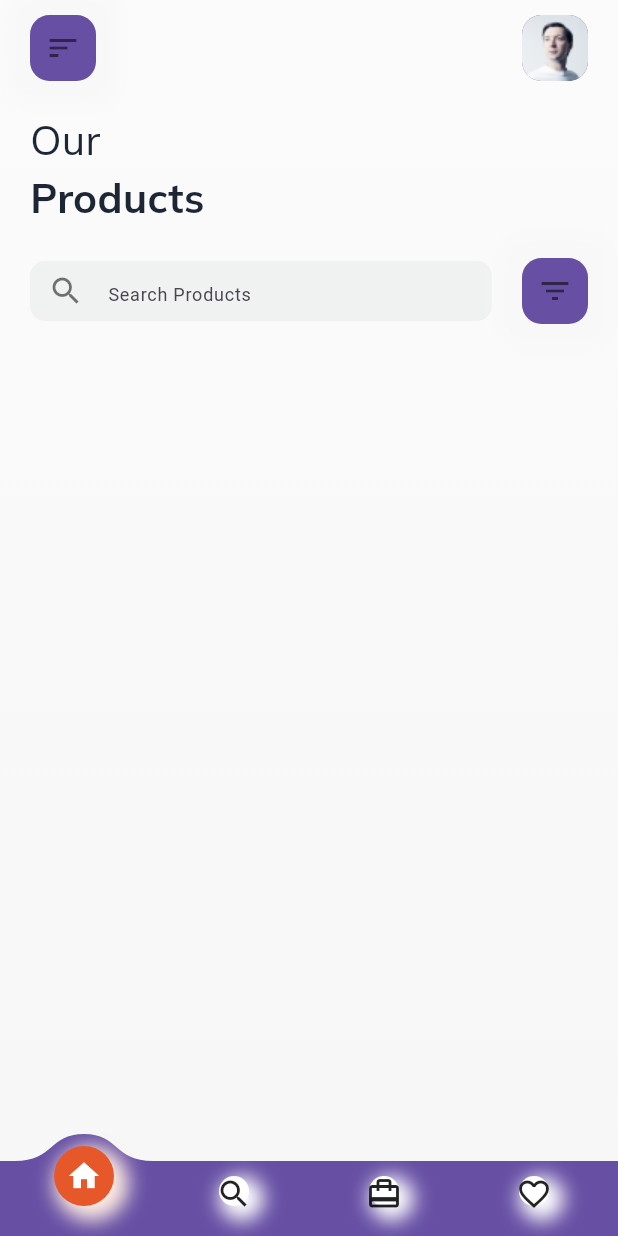
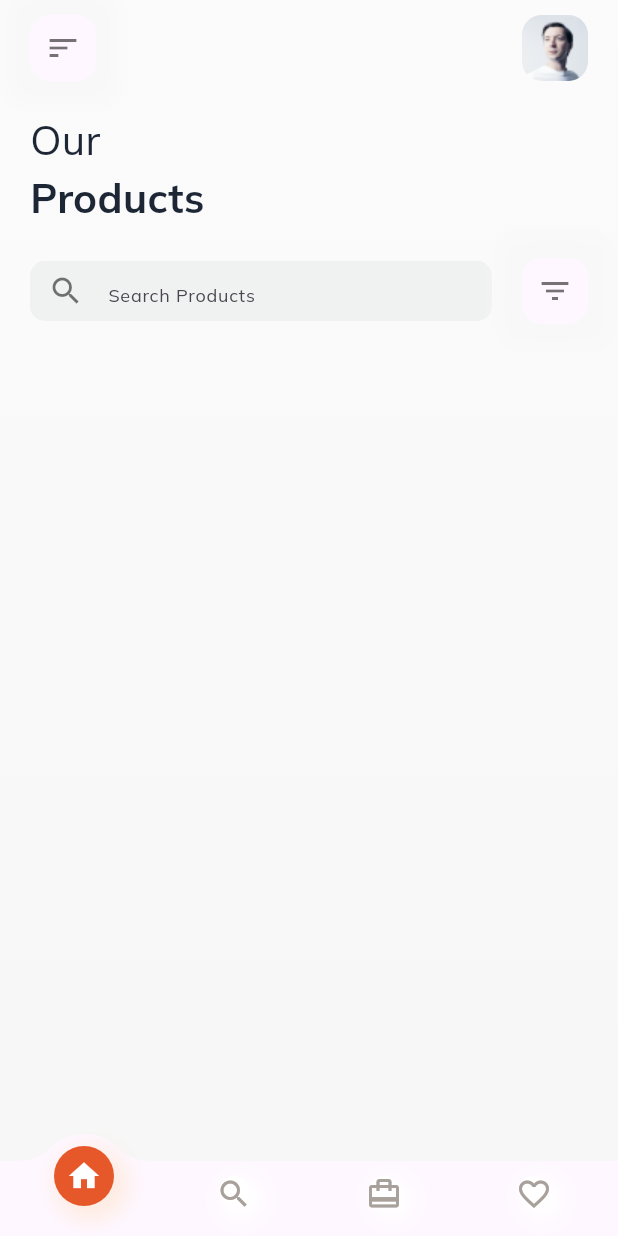
Before and after one commit to devtvas/challenge_ecommerce, a Flutter app: the screen it shows after launch, on a phone screen of 412 x 824 dp. Run offline on Flutter 3.47's test engine with Material 3 defaults, Android fonts, the phone set to English and light mode, and no system bars; our stand-ins replace google_fonts.

Commit message:
flutter - update theme

```diff
--- a/flutter_ecommerce_app/lib/app/app_widget.dart
+++ b/flutter_ecommerce_app/lib/app/app_widget.dart
@@ -2,6 +2,8 @@ import 'package:flutter/material.dart';
 import 'package:flutter_ecommerce_app/app/modular/main/main_page.dart';
 import 'package:flutter_ecommerce_app/app/shared/routes/custom_route.dart';
 import 'package:flutter_ecommerce_app/app/shared/routes/route.dart';
+import 'package:flutter_ecommerce_app/app/shared/themes/theme.dart';
+import 'package:google_fonts/google_fonts.dart';
 
 class AppWidget extends StatelessWidget {
   const AppWidget({super.key});
@@ -12,6 +14,11 @@ class AppWidget extends StatelessWidget {
       title: 'E-Commerce ',
       debugShowCheckedModeBanner: false,
       routes: Routes.getRoute(),
+      theme: AppTheme.lightTheme.copyWith(
+        textTheme: GoogleFonts.mulishTextTheme(
+          Theme.of(context).textTheme,
+        ),
+      ),
       onGenerateRoute: (RouteSettings settings) {
         if (settings.name == 'detail') {
           return CustomRoute(
--- a/flutter_ecommerce_app/lib/app/modular/home/home_page.dart
+++ b/flutter_ecommerce_app/lib/app/modular/home/home_page.dart
@@ -16,7 +16,7 @@ class _MyHomePageState extends State<HomePage> {
       padding: EdgeInsets.all(10),
       decoration: BoxDecoration(
           borderRadius: BorderRadius.all(Radius.circular(13)),
-          color: Theme.of(context).primaryColor,
+          color: Theme.of(context).cardColor,
           boxShadow: AppTheme.shadow),
       child: Icon(
         icon,
--- a/flutter_ecommerce_app/lib/app/modular/main/main_page.dart
+++ b/flutter_ecommerce_app/lib/app/modular/main/main_page.dart
@@ -50,7 +50,7 @@ class _MainPageState extends State<MainPage> {
       padding: EdgeInsets.all(10),
       decoration: BoxDecoration(
           borderRadius: BorderRadius.all(Radius.circular(13)),
-          color: Theme.of(context).primaryColor,
+          color: Theme.of(context).cardColor,
           boxShadow: AppTheme.shadow),
       child: Icon(
         icon,
--- a/flutter_ecommerce_app/lib/app/shared/themes/theme.dart
+++ b/flutter_ecommerce_app/lib/app/shared/themes/theme.dart
@@ -6,6 +6,7 @@ class AppTheme {
   const AppTheme();
   static ThemeData lightTheme = ThemeData(
       primaryColor: LightColor.background,
+      scaffoldBackgroundColor: LightColor.background,
       cardTheme: CardTheme(color: LightColor.background),
       textTheme: TextTheme(bodyMedium: TextStyle(color: LightColor.black)),
       iconTheme: IconThemeData(color: LightColor.iconColor),
--- a/flutter_ecommerce_app/lib/app/shared/widgets/bottom_navigation_bar/bottom_navigation_bar.dart
+++ b/flutter_ecommerce_app/lib/app/shared/widgets/bottom_navigation_bar/bottom_navigation_bar.dart
@@ -106,7 +106,7 @@ class _CustomBottomNavigationBarState extends State<CustomBottomNavigationBar>
             begin: Curves.easeInExpo.transform(_yController.value),
             end: inCurve.transform(_yController.value),
           ).transform(_yController.velocity.sign * 0.5 + 0.5),
-          Theme.of(context).primaryColor),
+          Theme.of(context).cardColor),
     );
   }
 
--- a/flutter_ecommerce_app/pubspec.yaml
+++ b/flutter_ecommerce_app/pubspec.yaml
@@ -19,7 +19,7 @@ publish_to: 'none' # Remove this line if you wish to publish to pub.dev
 version: 1.0.0+1
 
 environment:
-  sdk: '>=3.4.3 <4.0.0'
+  sdk: '>=3.0.0 <4.0.0'
 
 # Dependencies specify other packages that your package needs in order to work.
 # To automatically upgrade your package dependencies to the latest versions
```
Also changed, not shown: flutter_ecommerce_app/pubspec.lock, 9 other files.
